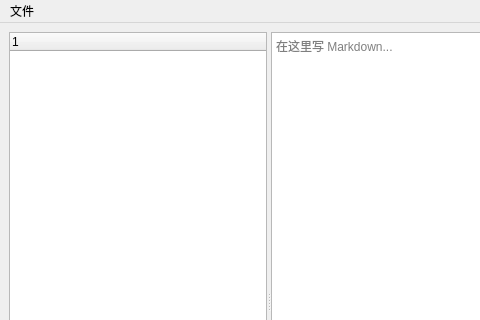
This is mainwindow.ui in SS-R-in/MossNote as Qt 5 draws it before an edit; both pictures show x 0 to 480 and y 0 to 320 of the 800 by 600 pixel window. The edited form follows.
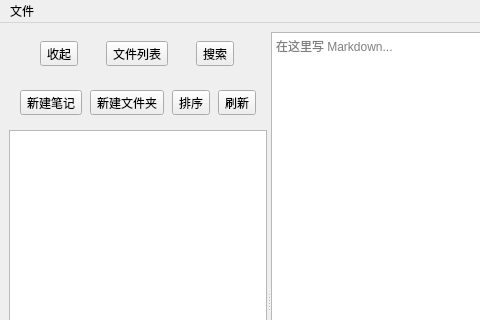
This is the edited form.

Commit message: style: organize note sidebar layout

What changed in the file:
```diff
--- a/mainwindow.ui
+++ b/mainwindow.ui
@@ -14,18 +14,97 @@
    <string>MainWindow</string>
   </property>
   <widget class="QWidget" name="centralwidget">
-   <layout class="QHBoxLayout" name="horizontalLayout">
+   <layout class="QHBoxLayout" name="horizontalLayout_3">
     <item>
      <widget class="QSplitter" name="splitter">
       <property name="orientation">
        <enum>Qt::Orientation::Horizontal</enum>
       </property>
-      <widget class="QTreeWidget" name="noteTree">
-       <column>
-        <property name="text">
-         <string notr="true">1</string>
-        </property>
-       </column>
+      <widget class="QWidget" name="leftPanel" native="true">
+       <property name="minimumSize">
+        <size>
+         <width>220</width>
+         <height>0</height>
+        </size>
+       </property>
+       <layout class="QVBoxLayout" name="verticalLayout">
+        <item>
+         <widget class="QWidget" name="modeBar" native="true">
+          <layout class="QHBoxLayout" name="horizontalLayout">
+           <item>
+            <widget class="QToolButton" name="collapseButton">
+             <property name="text">
+              <string>收起</string>
+             </property>
+            </widget>
+           </item>
+           <item>
+            <widget class="QToolButton" name="fileModeButton">
+             <property name="text">
+              <string>文件列表</string>
+             </property>
+            </widget>
+           </item>
+           <item>
+            <widget class="QToolButton" name="searchModeButton">
+             <property name="text">
+              <string>搜索</string>
+             </property>
+            </widget>
+           </item>
+          </layout>
+         </widget>
+        </item>
+        <item>
+         <widget class="QWidget" name="actionBar" native="true">
+          <layout class="QHBoxLayout" name="horizontalLayout_2">
+           <item>
+            <widget class="QToolButton" name="newNoteButton">
+             <property name="text">
+              <string>新建笔记</string>
+             </property>
+            </widget>
+           </item>
+           <item>
+            <widget class="QToolButton" name="newFolderButton">
+             <property name="text">
+              <string>新建文件夹</string>
+             </property>
+            </widget>
+           </item>
+           <item>
+            <widget class="QToolButton" name="sortButton">
+             <property name="text">
+              <string>排序</string>
+             </property>
+            </widget>
+           </item>
+           <item>
+            <widget class="QToolButton" name="refreshButton">
+             <property name="text">
+              <string>刷新</string>
+             </property>
+            </widget>
+           </item>
+          </layout>
+         </widget>
+        </item>
+        <item>
+         <widget class="QTreeWidget" name="noteTree">
+          <property name="alternatingRowColors">
+           <bool>true</bool>
+          </property>
+          <property name="headerHidden">
+           <bool>true</bool>
+          </property>
+          <column>
+           <property name="text">
+            <string notr="true">1</string>
+           </property>
+          </column>
+         </widget>
+        </item>
+       </layout>
       </widget>
       <widget class="QPlainTextEdit" name="editor">
        <property name="placeholderText">
```
Left out of the diff: 5 changed lines with no effect on the pictures. The commit also changes 1 other file.
